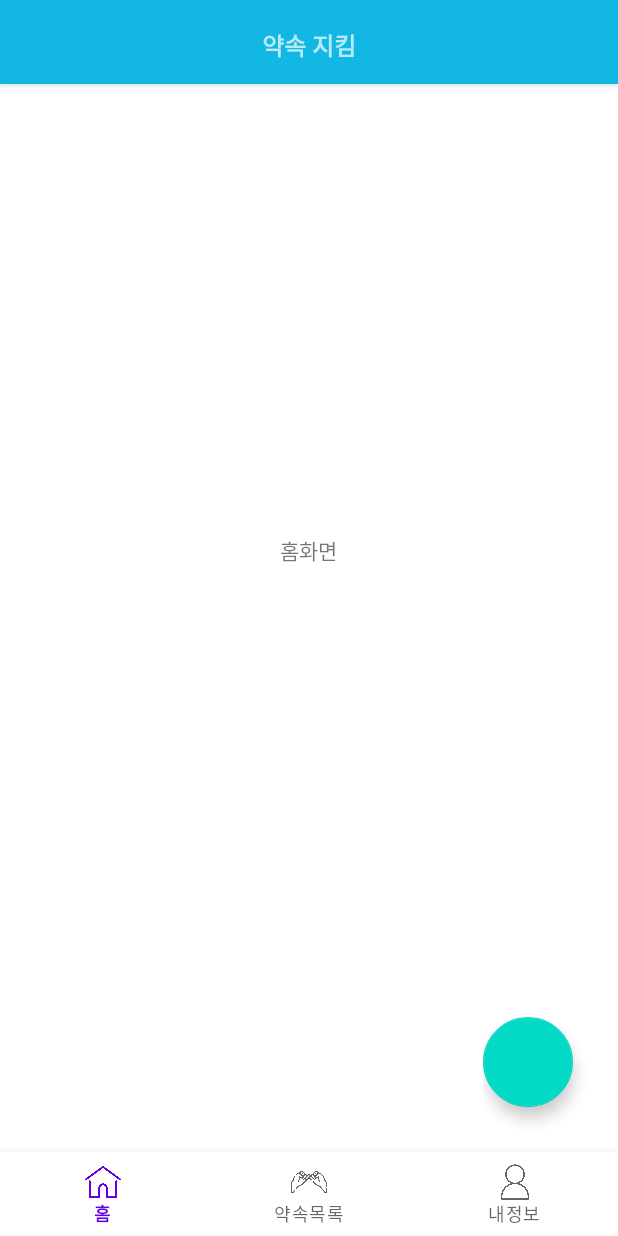
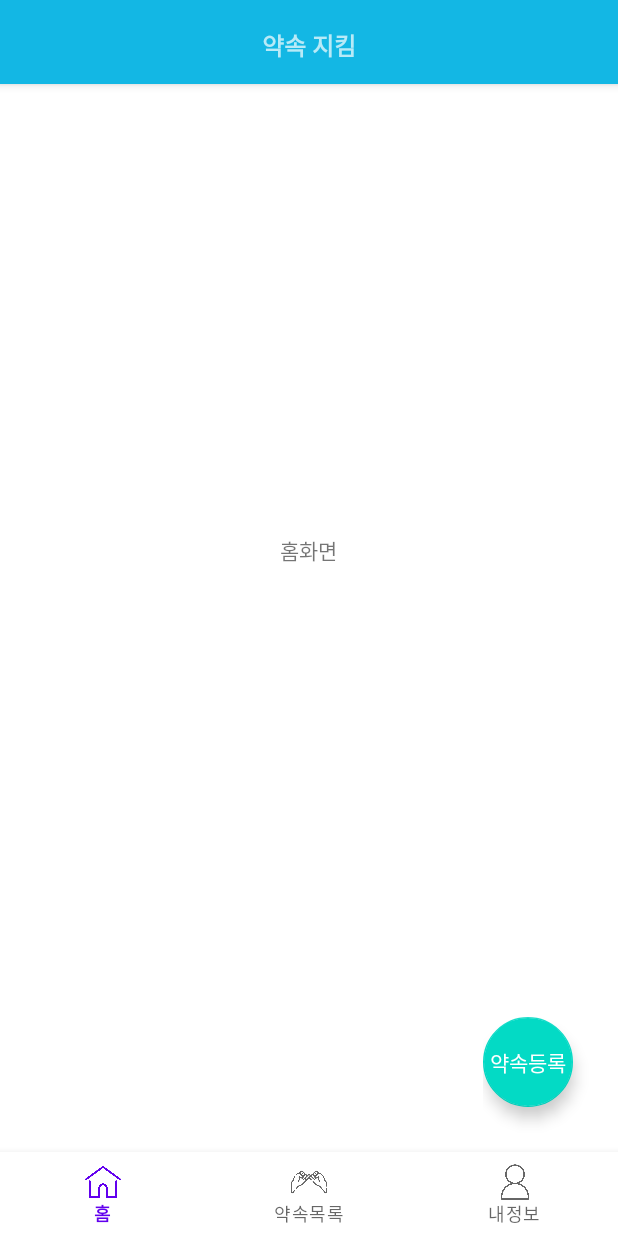
Before and after one commit to JaeCheon0222/Promise_Keeper, an Android app: the MainActivity screen opened directly, with no data from a screen before it, on a phone screen of 412 x 824 dp. Run offline under Robolectric (Android 15) with nearby library versions, the phone set to English and light mode, and no system bars; our stand-ins replace data binding; libraries missing offline, so code that uses them is left out: com.gun0912.tedpermission; network calls fail.

```diff
--- /dev/null
+++ b/app/src/main/java/com/jc/promise_keeper/common/api/repository/FriendRepository.kt
@@ -0,0 +1,4 @@
+package com.jc.promise_keeper.common.api.repository
+
+object FriendRepository {
+}
--- a/app/src/main/java/com/jc/promise_keeper/common/api/repository/PlaceRepository.kt
+++ b/app/src/main/java/com/jc/promise_keeper/common/api/repository/PlaceRepository.kt
@@ -8,7 +8,6 @@ object PlaceRepository {
 
     // 기본 장소 등록
     suspend fun postRequestFrequentlyPlace(
-        token: String,
         name: String,
         lat: Long,
         lng: Long,
--- a/app/src/main/res/layout/activity_main.xml
+++ b/app/src/main/res/layout/activity_main.xml
@@ -27,6 +27,18 @@
                 android:layout_marginEnd="30dp"
                 android:layout_marginBottom="30dp" />
 
+            <TextView
+                android:layout_width="60dp"
+                android:layout_height="60dp"
+                android:text="약속등록"
+                android:gravity="center"
+                android:layout_marginEnd="30dp"
+                android:layout_marginBottom="30dp"
+                android:elevation="20dp"
+                android:textSize="14sp"
+                android:textColor="@android:color/white"
+                android:textAppearance="?android:attr/textAppearanceMedium" />
+
         </FrameLayout>
 
         <com.google.android.material.bottomnavigation.BottomNavigationView
```
Also changed, not shown: app/src/main/java/com/jc/promise_keeper/view/activities/promise/add/AddPromiseActivity.kt (+48 -8 lines).
